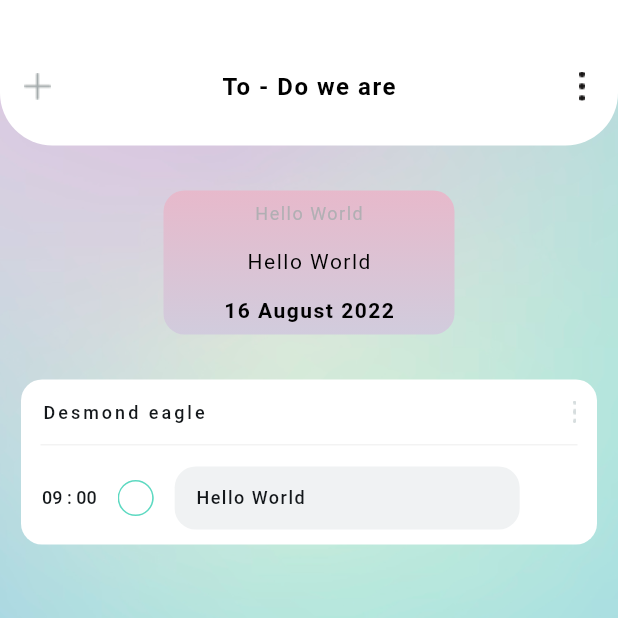
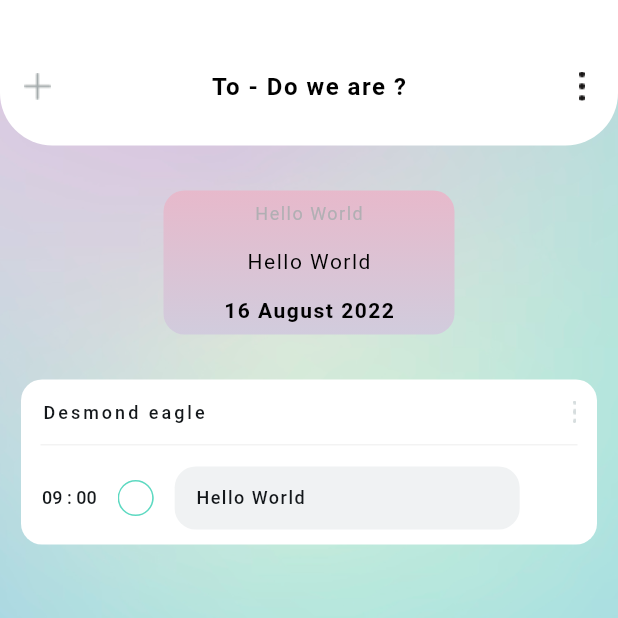
Before and after one commit to anandhuPeepi/planner_notes, a Flutter app: the screen it shows once a user with an empty profile is signed in, item 3 of the bottom bar chosen, on a phone screen of 412 x 824 dp, the top half of it. Run offline on Flutter 3.47's test engine with Material 3 defaults, Android fonts, the phone set to English and light mode, and no system bars; our stand-ins replace auto_size_text, cloud_firestore, firebase_auth, firebase_core, flutter_keyboard_visibility, font_awesome_flutter and 10 more; missing offline and left inert: json_path; accounts and stored records are empty; network calls fail; Roboto replaces fonts that are missing (sf pro).

Commit message:
Updating to latest FlutterFlow output.

```diff
--- a/lib/pages/to_do/to_do_widget.dart
+++ b/lib/pages/to_do/to_do_widget.dart
@@ -103,7 +103,7 @@ class _ToDoWidgetState extends State<ToDoWidget> {
                                       padding: const EdgeInsetsDirectional.fromSTEB(
                                           0.0, 0.0, 0.0, 30.0),
                                       child: Text(
-                                        'To - Do we are',
+                                        'To - Do we are ?',
                                         style: FlutterFlowTheme.of(context)
                                             .labelLarge
                                             .override(
```
